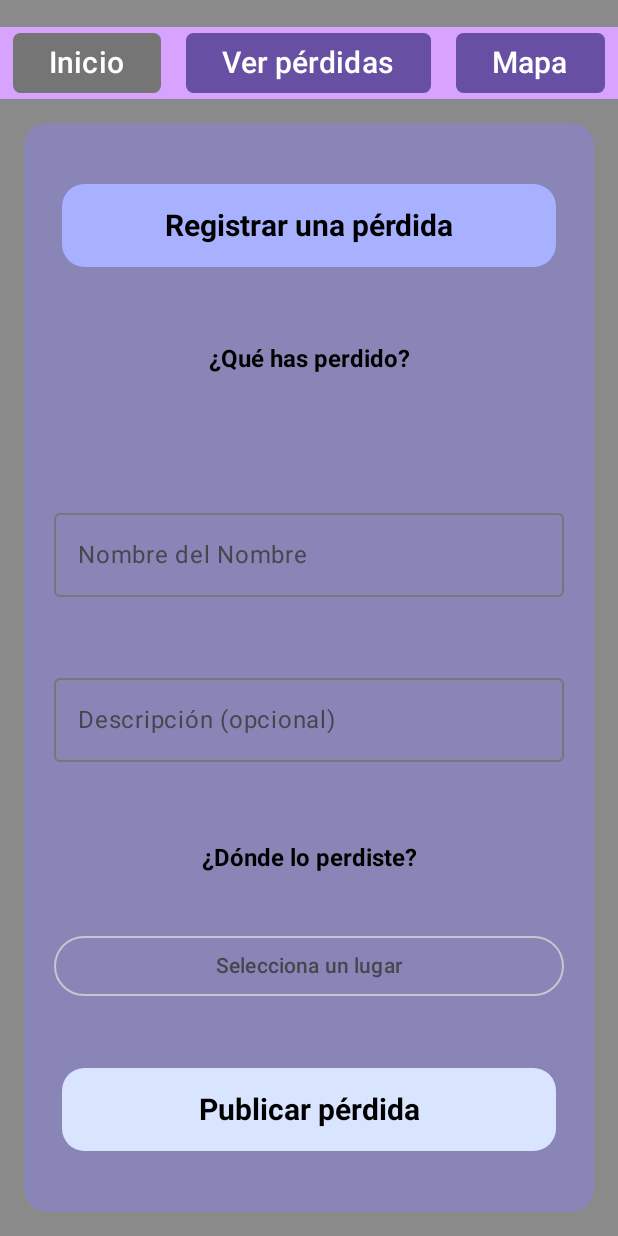
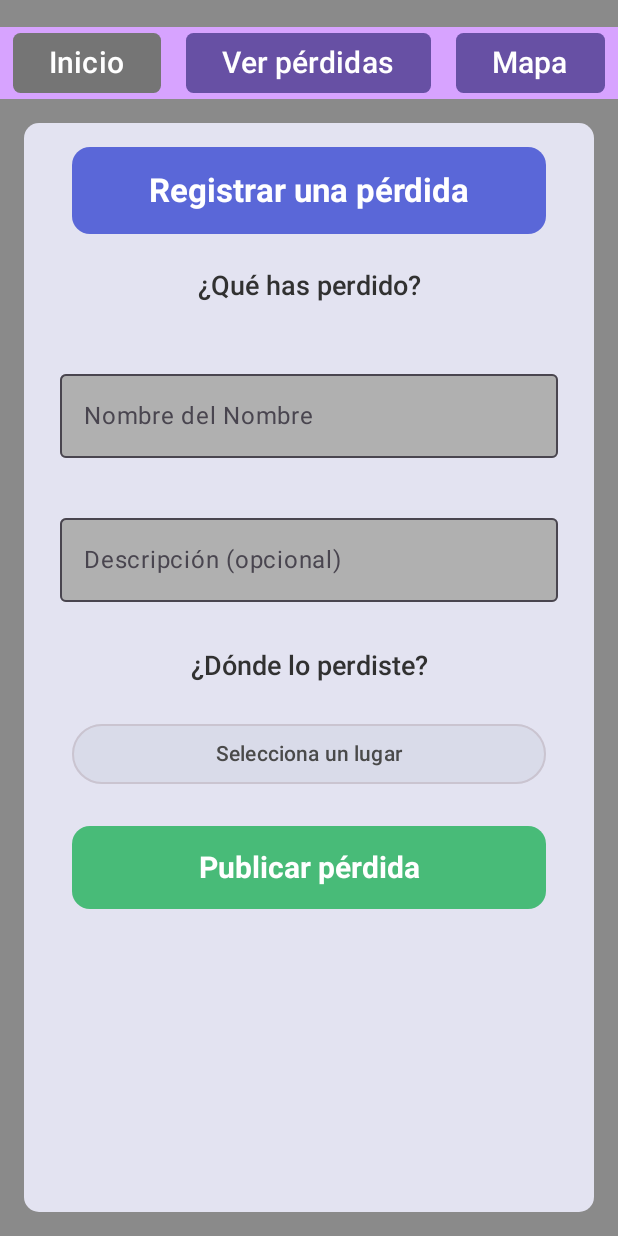
Before and after one commit to fmoorenoo/PerdidasLanzarote, an Android app built with Jetpack Compose: the screen it shows after launch (MainActivity), on a phone screen of 412 x 824 dp. Run offline under Robolectric (Android 15) with nearby library versions, the phone set to English and light mode, and no system bars; our stand-ins replace Room's generated code.

Commit message:
Colores, paddings y otros estilos mejorados en HomeScreen.kt

```diff
--- a/app/src/main/java/org/iesharia/perdidaslanzarote/view/HomeScreen.kt
+++ b/app/src/main/java/org/iesharia/perdidaslanzarote/view/HomeScreen.kt
@@ -32,16 +32,15 @@ fun HomeScreen(appViewModel: AppViewModel) {
     Column(
         modifier = Modifier
             .fillMaxSize()
-            .background(Color(0xFF8985B6), shape = RoundedCornerShape(15.dp))
-            .padding(20.dp)
-            .padding(vertical = 15.dp),
+            .background(Color(0xFFE3E3F1), shape = RoundedCornerShape(10.dp))
+            .padding(horizontal = 24.dp, vertical = 16.dp),
         horizontalAlignment = Alignment.CenterHorizontally,
-        verticalArrangement = Arrangement.SpaceBetween
+        verticalArrangement = Arrangement.spacedBy(16.dp)
     ) {
         Card(
-            modifier = Modifier.fillMaxWidth().padding(5.dp),
-            colors = CardDefaults.cardColors(containerColor = Color(0xFFA7B1FF)),
-            shape = RoundedCornerShape(15.dp)
+            modifier = Modifier.fillMaxWidth().padding(horizontal = 8.dp),
+            colors = CardDefaults.cardColors(containerColor = Color(0xFF5A67D8)),
+            shape = RoundedCornerShape(12.dp)
         ) {
             Column(
                 modifier = Modifier.padding(16.dp).fillMaxWidth(),
@@ -50,41 +49,40 @@ fun HomeScreen(appViewModel: AppViewModel) {
                 Text(
                     text = "Registrar una pérdida",
                     fontWeight = FontWeight.Bold,
-                    fontSize = 20.sp,
-                    color = Color.Black
+                    fontSize = 22.sp,
+                    color = Color.White
                 )
             }
         }
         Text(
             text = "¿Qué has perdido?",
-            fontWeight = FontWeight.Bold,
-            fontSize = 16.sp,
-            color = Color.Black,
-            modifier = Modifier.padding(top = 16.dp)
+            fontWeight = FontWeight.SemiBold,
+            fontSize = 18.sp,
+            color = Color(0xFF313131),
+            modifier = Modifier.padding(top = 8.dp)
         )
         Column(
             modifier = Modifier
-                .fillMaxWidth()
-                .padding(8.dp),
-            verticalArrangement = Arrangement.spacedBy(8.dp),
+                .fillMaxWidth(),
+            verticalArrangement = Arrangement.spacedBy(12.dp),
             horizontalAlignment = Alignment.CenterHorizontally
         ) {
             itemTypes.forEach { type ->
                 Card(
                     modifier = Modifier
                         .fillMaxWidth()
-                        .padding(4.dp)
-                        .background(if (type == selectedType) Color(0xFFA7B1FF) else Color.LightGray)
+                        .padding(horizontal = 8.dp)
                         .clickable { selectedType = type },
-                    shape = RoundedCornerShape(12.dp),
+                    shape = RoundedCornerShape(10.dp),
                     colors = CardDefaults.cardColors(
-                        containerColor = if (type == selectedType) Color(0xFFA7B1FF) else Color.LightGray
+                        containerColor = if (type == selectedType) Color(0xFF6A5ACD) else Color(0xFFD9DBE9)
                     )
                 ) {
                     Text(
                         text = type.name,
-                        modifier = Modifier.padding(16.dp),
-                        color = if (type == selectedType) Color.White else Color.Black
+                        modifier = Modifier.padding(vertical = 12.dp, horizontal = 16.dp),
+                        fontSize = 16.sp,
+                        color = if (type == selectedType) Color.White else Color(0xFF4A4A4A)
                     )
                 }
             }
@@ -97,7 +95,13 @@ fun HomeScreen(appViewModel: AppViewModel) {
             modifier = Modifier
                 .fillMaxWidth()
                 .padding(vertical = 8.dp),
-            singleLine = true
+            singleLine = true,
+            colors = TextFieldDefaults.colors(
+                focusedContainerColor = Color(0xFFDCDCDC),
+                unfocusedContainerColor = Color(0xFFB0B0B0),
+                focusedLabelColor = Color(0xFF5A67D8),
+                cursorColor = Color(0xFF5A67D8)
+            )
         )
 
         OutlinedTextField(
@@ -108,21 +112,32 @@ fun HomeScreen(appViewModel: AppViewModel) {
                 .fillMaxWidth()
                 .padding(vertical = 8.dp),
             singleLine = false,
+            maxLines = 3,
+            colors = TextFieldDefaults.colors(
+                focusedContainerColor = Color(0xFFDCDCDC),
+                unfocusedContainerColor = Color(0xFFB0B0B0),
+                focusedLabelColor = Color(0xFF5A67D8),
+                cursorColor = Color(0xFF5A67D8)
+            )
         )
 
         Text(
             text = "¿Dónde lo perdiste?",
-            fontWeight = FontWeight.Bold,
-            fontSize = 16.sp,
-            color = Color.Black,
-            modifier = Modifier.padding(top = 16.dp)
+            fontWeight = FontWeight.SemiBold,
+            fontSize = 18.sp,
+            color = Color(0xFF313131),
+            modifier = Modifier.padding(top = 8.dp)
         )
-        Box(modifier = Modifier.fillMaxWidth()) {
+        Box(modifier = Modifier.fillMaxWidth().padding(horizontal = 8.dp)) {
             OutlinedButton(
                 onClick = { expandedPlace = true },
                 modifier = Modifier
                     .fillMaxWidth()
-                    .padding(vertical = 8.dp)
+                    .padding(vertical = 8.dp),
+                colors = ButtonDefaults.outlinedButtonColors(
+                    containerColor = Color(0xFFD9DBE9),
+                    contentColor = Color(0xFF4A4A4A)
+                )
             ) {
                 Text(selectedPlace?.name ?: "Selecciona un lugar")
             }
@@ -145,9 +160,9 @@ fun HomeScreen(appViewModel: AppViewModel) {
         Card(
             modifier = Modifier
                 .fillMaxWidth()
-                .padding(5.dp),
-            colors = CardDefaults.cardColors(containerColor = Color(0xFFD9E5FF)),
-            shape = RoundedCornerShape(15.dp),
+                .padding(horizontal = 8.dp),
+            colors = CardDefaults.cardColors(containerColor = Color(0xFF48BB78)),
+            shape = RoundedCornerShape(12.dp),
             onClick = {
                 if (itemName.isNotBlank() && selectedType != null && selectedPlace != null) {
                     appViewModel.addLostItem(
@@ -173,7 +188,7 @@ fun HomeScreen(appViewModel: AppViewModel) {
                     text = "Publicar pérdida",
                     fontWeight = FontWeight.Bold,
                     fontSize = 20.sp,
-                    color = Color.Black
+                    color = Color.White
                 )
             }
         }
```
